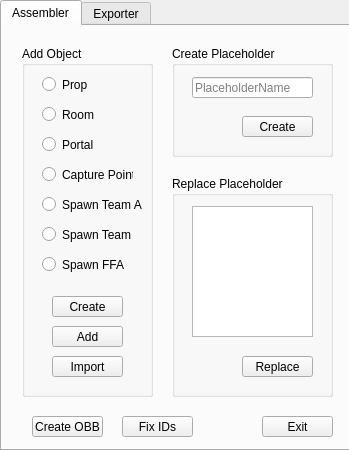
This is Gui/Gui/tron3kgui.ui in Svegarn/Tron3k_Exporter as Qt 5 draws it before an edit. The edited form follows.
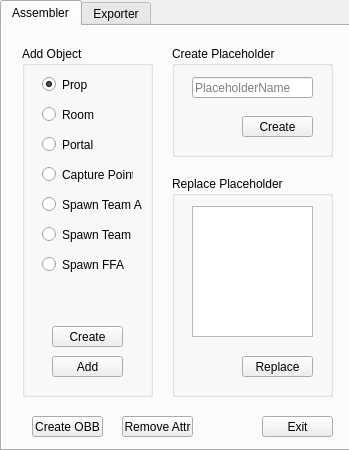
This is the edited form.

Patch:
```diff
--- a/Gui/Gui/tron3kgui.ui
+++ b/Gui/Gui/tron3kgui.ui
@@ -58,7 +58,7 @@
       <property name="geometry">
        <rect>
         <x>30</x>
-        <y>250</y>
+        <y>280</y>
         <width>71</width>
         <height>21</height>
        </rect>
@@ -114,6 +114,9 @@
       <property name="text">
        <string>Prop</string>
       </property>
+      <property name="checked">
+       <bool>true</bool>
+      </property>
       <attribute name="buttonGroup">
        <string notr="true">addObjectGrp</string>
       </attribute>
@@ -186,7 +189,7 @@
       <property name="geometry">
        <rect>
         <x>30</x>
-        <y>280</y>
+        <y>310</y>
         <width>71</width>
         <height>21</height>
        </rect>
@@ -198,22 +201,6 @@
        <string>Add</string>
       </property>
      </widget>
-     <widget class="QPushButton" name="buttonImportObject">
-      <property name="geometry">
-       <rect>
-        <x>30</x>
-        <y>310</y>
-        <width>71</width>
-        <height>21</height>
-       </rect>
-      </property>
-      <property name="toolTip">
-       <string>&lt;html&gt;&lt;head/&gt;&lt;body&gt;&lt;p&gt;Import object and assign object-attributes.&lt;/p&gt;&lt;/body&gt;&lt;/html&gt;</string>
-      </property>
-      <property name="text">
-       <string>Import</string>
-      </property>
-     </widget>
     </widget>
     <widget class="QGroupBox" name="groupBox_4">
      <property name="geometry">
@@ -273,7 +260,7 @@
       </rect>
      </property>
      <property name="text">
-      <string>Fix IDs</string>
+      <string>Remove Attr</string>
      </property>
     </widget>
     <widget class="QPushButton" name="buttonCreateOBB">
```
Left out of the diff: 12 changed lines with no effect on the pictures.
